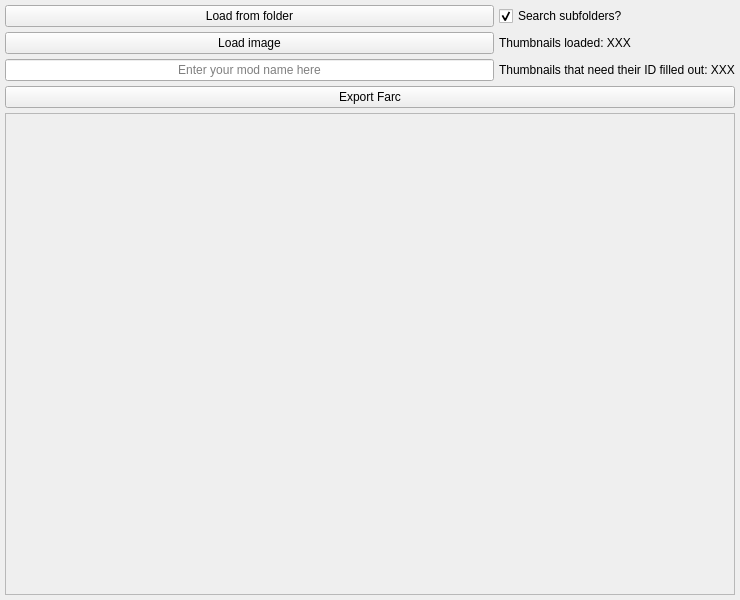
Qt form Project Files/Thumbnail Texture Creator.ui (vixen256/MegamixSpriteHelper) before a commit.
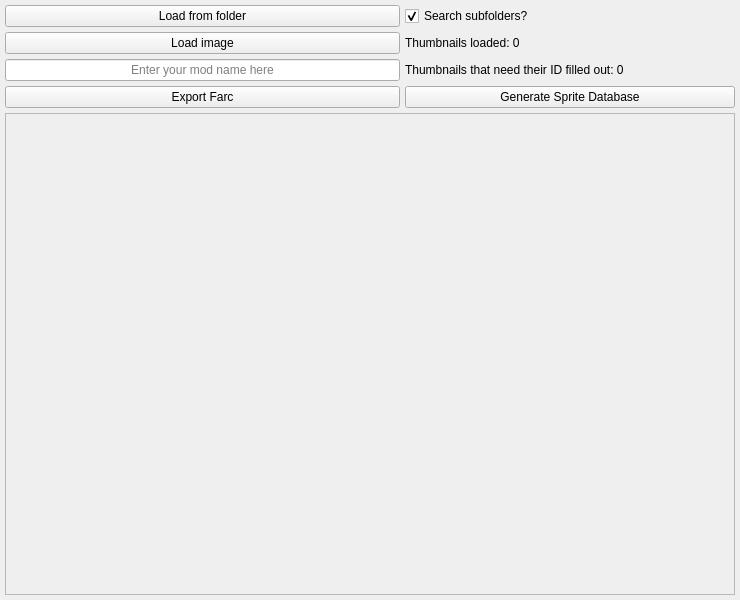
The same form after that commit.

Commit message: Made Thumbnail count and ID to be filled out count functional. Added button to generate spr_db in Thumbnail Texture Creator window

```diff
--- a/Project Files/Thumbnail Texture Creator.ui
+++ b/Project Files/Thumbnail Texture Creator.ui
@@ -55,15 +55,21 @@
      </item>
      <item row="2" column="1">
       <widget class="QLabel" name="thumbnails_to_fillout_label">
+       <property name="minimumSize">
+        <size>
+         <width>330</width>
+         <height>0</height>
+        </size>
+       </property>
        <property name="text">
-        <string>Thumbnails that need their ID filled out: XXX</string>
+        <string>Thumbnails that need their ID filled out: 0</string>
        </property>
       </widget>
      </item>
      <item row="1" column="1">
       <widget class="QLabel" name="thumbnails_loaded_label">
        <property name="text">
-        <string>Thumbnails loaded: XXX</string>
+        <string>Thumbnails loaded: 0</string>
        </property>
       </widget>
      </item>
@@ -94,15 +100,22 @@
        </property>
       </widget>
      </item>
-    </layout>
-   </item>
-   <item>
+     <item row="3" column="0">
     <widget class="QPushButton" name="export_farc_button">
      <property name="text">
       <string>Export Farc</string>
      </property>
     </widget>
    </item>
+     <item row="3" column="1">
+      <widget class="QPushButton" name="generate_spr_db_button">
+       <property name="text">
+        <string>Generate Sprite Database</string>
+       </property>
+      </widget>
+     </item>
+    </layout>
+   </item>
    <item>
     <widget class="QScrollArea" name="scrollArea">
      <property name="horizontalScrollBarPolicy">
```
Left out of the diff: 2 changed lines with no effect on the pictures. Lines whose indentation alone changed are shown as unchanged. The commit also changes 2 other files.
